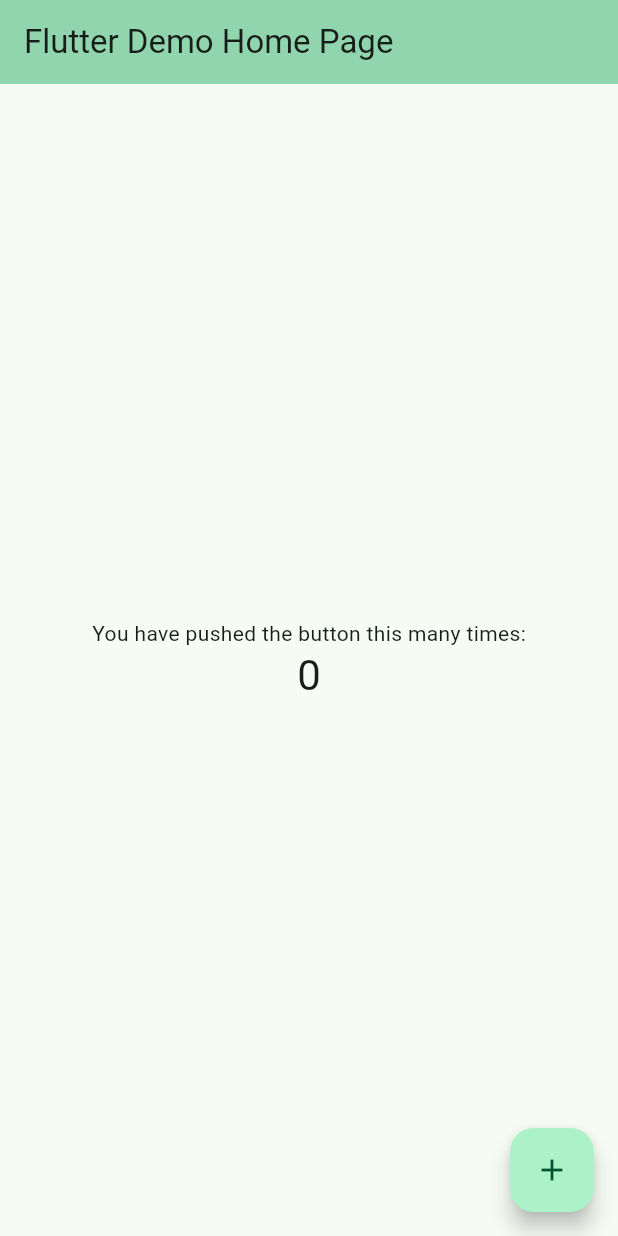
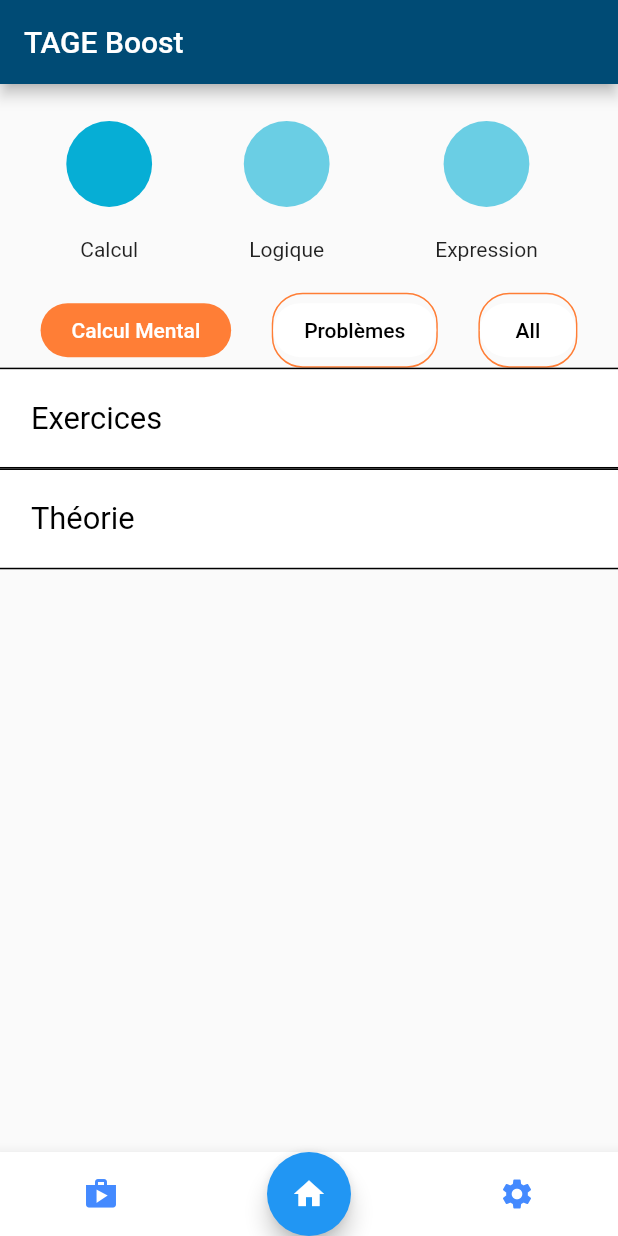
Before and after one commit to gbertin12/tage_boost, a Flutter app: the screen it shows after launch, on a phone screen of 412 x 824 dp. Run offline on Flutter 3.47's test engine with Material 2 defaults, Android fonts, the light colour scheme and no system bars.

Commit message:
make home page

```diff
--- a/lib/main.dart
+++ b/lib/main.dart
@@ -1,125 +1,55 @@
+
 import 'package:flutter/material.dart';
+import 'package:provider/provider.dart';
+import 'package:tage_boost/widgets/CustomBottomNavigationBar.dart';
+import 'package:tage_boost/themes/global.dart';
+import 'package:tage_boost/widgets/home/BodyHome.dart';
+import 'package:tage_boost/provider/CategorieProvider.dart';
+/// Flutter code sample for [Scaffold].
+//
 
 void main() {
-  runApp(const MyApp());
+    runApp(
+        ChangeNotifierProvider(
+            create: (context) => CategorieProvider(),
+            child : const App(),
+        )
+    );
 }
 
-class MyApp extends StatelessWidget {
-  const MyApp({super.key});
+class App extends StatelessWidget {
+  const App({super.key});
 
-  // This widget is the root of your application.
   @override
   Widget build(BuildContext context) {
-    return MaterialApp(
-      title: 'Flutter Demo',
-      theme: ThemeData(
-        // This is the theme of your application.
-        //
-        // TRY THIS: Try running your application with "flutter run". You'll see
-        // the application has a blue toolbar. Then, without quitting the app,
-        // try changing the seedColor in the colorScheme below to Colors.green
-        // and then invoke "hot reload" (save your changes or press the "hot
-        // reload" button in a Flutter-supported IDE, or press "r" if you used
-        // the command line to start the app).
-        //
-        // Notice that the counter didn't reset back to zero; the application
-        // state is not lost during the reload. To reset the state, use hot
-        // restart instead.
-        //
-        // This works for code too, not just values: Most code changes can be
-        // tested with just a hot reload.
-        colorScheme: ColorScheme.fromSeed(seedColor: Colors.greenAccent),
-        useMaterial3: true,
-      ),
-      home: const MyHomePage(title: 'Flutter Demo Home Page'),
+    return const MaterialApp(
+      home: ScaffoldApp(),
     );
   }
 }
 
-class MyHomePage extends StatefulWidget {
-  const MyHomePage({super.key, required this.title});
-
-  // This widget is the home page of your application. It is stateful, meaning
-  // that it has a State object (defined below) that contains fields that affect
-  // how it looks.
-
-  // This class is the configuration for the state. It holds the values (in this
-  // case the title) provided by the parent (in this case the App widget) and
-  // used by the build method of the State. Fields in a Widget subclass are
-  // always marked "final".
-
-  final String title;
+class ScaffoldApp extends StatefulWidget {
+  const ScaffoldApp({super.key});
 
   @override
-  State<MyHomePage> createState() => _MyHomePageState();
+  State<ScaffoldApp> createState() => _ScaffoldAppState();
 }
 
-class _MyHomePageState extends State<MyHomePage> {
-  int _counter = 0;
-
-  void _incrementCounter() {
-    setState(() {
-      // This call to setState tells the Flutter framework that something has
-      // changed in this State, which causes it to rerun the build method below
-      // so that the display can reflect the updated values. If we changed
-      // _counter without calling setState(), then the build method would not be
-      // called again, and so nothing would appear to happen.
-      _counter++;
-    });
-  }
+class _ScaffoldAppState extends State<ScaffoldApp> {
 
   @override
   Widget build(BuildContext context) {
-    // This method is rerun every time setState is called, for instance as done
-    // by the _incrementCounter method above.
-    //
-    // The Flutter framework has been optimized to make rerunning build methods
-    // fast, so that you can just rebuild anything that needs updating rather
-    // than having to individually change instances of widgets.
     return Scaffold(
       appBar: AppBar(
-        // TRY THIS: Try changing the color here to a specific color (to
-        // Colors.amber, perhaps?) and trigger a hot reload to see the AppBar
-        // change color while the other colors stay the same.
-        backgroundColor: Theme.of(context).colorScheme.inversePrimary,
-        // Here we take the value from the MyHomePage object that was created by
-        // the App.build method, and use it to set our appbar title.
-        title: Text(widget.title),
+        backgroundColor: PrimaryColor,
+        title: const Text('TAGE Boost'),
       ),
-      body: Center(
-        // Center is a layout widget. It takes a single child and positions it
-        // in the middle of the parent.
-        child: Column(
-          // Column is also a layout widget. It takes a list of children and
-          // arranges them vertically. By default, it sizes itself to fit its
-          // children horizontally, and tries to be as tall as its parent.
-          //
-          // Column has various properties to control how it sizes itself and
-          // how it positions its children. Here we use mainAxisAlignment to
-          // center the children vertically; the main axis here is the vertical
-          // axis because Columns are vertical (the cross axis would be
-          // horizontal).
-          //
-          // TRY THIS: Invoke "debug painting" (choose the "Toggle Debug Paint"
-          // action in the IDE, or press "p" in the console), to see the
-          // wireframe for each widget.
-          mainAxisAlignment: MainAxisAlignment.center,
-          children: <Widget>[
-            const Text(
-              'You have pushed the button this many times:',
-            ),
-            Text(
-              '$_counter',
-              style: Theme.of(context).textTheme.headlineMedium,
-            ),
-          ],
-        ),
+
+      body: Padding (
+            padding: EdgeInsets.only(top: MediaQuery.of(context).size.height *0.03),
+            child : BodyHome(),
       ),
-      floatingActionButton: FloatingActionButton(
-        onPressed: _incrementCounter,
-        tooltip: 'Increment',
-        child: const Icon(Icons.add),
-      ), // This trailing comma makes auto-formatting nicer for build methods.
+      bottomNavigationBar: CustomBottomNavigationBar(),
     );
   }
 }
--- /dev/null
+++ b/lib/provider/CategorieProvider.dart
@@ -0,0 +1,20 @@
+import 'package:flutter/material.dart';
+
+class CategorieProvider with ChangeNotifier {
+    int _mainCategorie = 0;
+    int _subCategorie = 0;
+
+    int get mainCategorie => _mainCategorie;
+    int get subCategorie => _subCategorie;
+
+    void setMainCategorie(int value) {
+        _mainCategorie = value;
+        notifyListeners();
+    }
+
+    void setSubCategorie(int value) {
+        _subCategorie = value;
+        notifyListeners();
+    }
+
+}
--- /dev/null
+++ b/lib/themes/global.dart
@@ -0,0 +1,20 @@
+import 'package:flutter/material.dart';
+
+const PrimaryColor = const Color(0xFF004B75);
+const PrimaryColorLight = const Color(0xFFf05545);
+const PrimaryColorDark = const Color(0xFF7f0000);
+
+const SecondaryColor = const Color(0xFFFF7E36);
+const SecondaryColorLight = const Color(0xFFe5ffff);
+const SecondaryColorDark = const Color(0xFF82ada9);
+
+const MainCategorieColor = const Color(0xFF06AED5);
+const MainCategorieColorLight = Color.fromARGB(151, 6, 175, 213);
+const TertiaryColorDark = const Color(0xFFc79a00);
+
+const Background = const Color(0xFFfffdf7);
+const TextColor = const Color(0xFFffffff);
+
+const calculIndex = 0;
+const logiqueIndex = 1;
+const expressionIndex = 2;
--- /dev/null
+++ b/lib/widgets/CustomBottomNavigationBar.dart
@@ -0,0 +1,49 @@
+import 'package:flutter/material.dart';
+import 'package:tage_boost/screens/shopScreen.dart';
+import 'package:tage_boost/screens/settingsScreen.dart';
+import 'package:tage_boost/main.dart';
+
+class CustomBottomNavigationBar extends StatelessWidget {
+  CustomBottomNavigationBar();
+
+  @override
+  Widget build(BuildContext context) {
+    return BottomAppBar(
+          shape: const CircularNotchedRectangle(),
+          child: Row(
+            mainAxisAlignment: MainAxisAlignment.spaceAround,
+            children: [
+              IconButton(
+                icon: const Icon(Icons.shop),
+                color: Colors.blueAccent,
+                onPressed: () {
+                  Navigator.push(
+                		context,
+                    	MaterialPageRoute(builder: (context) => const ShopScreen()),
+                	);
+                },
+              ),
+              FloatingActionButton(
+				child: const Icon(Icons.home),
+                onPressed: () => {
+                  Navigator.push(
+                        context,
+                        MaterialPageRoute(builder: (context) => const App()),
+                    ),
+                },
+              ),
+              IconButton(
+                icon: const Icon(Icons.settings),
+                color: Colors.blueAccent,
+                onPressed: () => {
+                    Navigator.push(
+                        context,
+                        MaterialPageRoute(builder: (context) => const SettingsScreen()),
+                    ),
+                },
+              ),
+            ],
+        ),
+        );
+    }
+}
--- /dev/null
+++ b/lib/widgets/home/BodyHome.dart
@@ -0,0 +1,49 @@
+import 'package:flutter/material.dart';
+import 'package:tage_boost/widgets/home/ChooseCategories.dart';
+import 'package:tage_boost/widgets/home/HomeTitle.dart';
+import 'package:provider/provider.dart';
+import 'package:tage_boost/provider/CategorieProvider.dart';
+import 'package:tage_boost/themes/global.dart';
+import 'package:tage_boost/widgets/home/HorizontalScrollCalculCategories.dart';
+import 'package:tage_boost/widgets/home/HorizontalScrollLogiqueCategories.dart';
+import 'package:tage_boost/widgets/home/HorizontalScrollExpressionCategories.dart';
+
+class MakeBodyHome extends StatefulWidget {
+  const MakeBodyHome({Key? key}) : super(key: key);
+  @override
+  _BodyHomeState createState() => _BodyHomeState();
+}
+
+class _BodyHomeState extends State<MakeBodyHome> {
+
+  @override
+  Widget build(BuildContext context) {
+    final categorieProvider = Provider.of<CategorieProvider>(context);
+    return Column(
+            crossAxisAlignment: CrossAxisAlignment.start,
+
+            children: [
+                ChooseCategories(),
+                if (categorieProvider.mainCategorie == calculIndex)
+                    HorizontalScrollCalculCategories(),
+                if (categorieProvider.mainCategorie == logiqueIndex)
+                    HorizontalScrollLogiqueCategories(),
+                if (categorieProvider.mainCategorie == expressionIndex)
+                    HorizontalScrollExpressionCategories(),
+                const HomeTitle(contentText: "Exercices"),
+                const HomeTitle(contentText: "Théorie"),
+            ]);
+    }
+}
+
+class BodyHome extends StatelessWidget {
+  const BodyHome({Key? key}) : super(key: key);
+  @override
+  Widget build(BuildContext context) {
+    return Scaffold(
+      body: Center(
+        child: MakeBodyHome(),
+      ),
+    );
+  }
+}
--- /dev/null
+++ b/lib/widgets/home/ChooseCategories.dart
@@ -0,0 +1,57 @@
+import 'package:flutter/material.dart';
+import 'package:tage_boost/provider/CategorieProvider.dart';
+import 'package:provider/provider.dart';
+import 'package:tage_boost/themes/global.dart';
+
+class CustomButtonCategorie extends StatelessWidget {
+    final int id;
+    final String text;
+
+    CustomButtonCategorie({required this.id, required this.text});
+    @override
+    Widget build(BuildContext context) {
+    final categorieProvider = Provider.of<CategorieProvider>(context);
+    double padding = MediaQuery.of(context).size.width * 0.05;
+        return Column(
+            mainAxisAlignment: MainAxisAlignment.center,
+            children: [
+                TextButton(
+                    onPressed: () {
+                        categorieProvider.setMainCategorie(id);
+                        categorieProvider.setSubCategorie(0);
+                    },
+                    style: TextButton.styleFrom(
+                        shape: CircleBorder(),
+                        padding: EdgeInsets.all(padding),
+                        backgroundColor: (categorieProvider.mainCategorie == id) ? MainCategorieColor :  MainCategorieColorLight,
+                    ),
+                    child: const Text(""),
+                ),
+                Padding(
+                    padding: EdgeInsets.all(padding),
+                    child : Text(text)
+                ),
+            ],
+        );
+    }
+}
+
+
+class ChooseCategories extends StatelessWidget {
+  ChooseCategories();
+
+  @override
+  Widget build(BuildContext context) {
+
+    final categorieProvider = Provider.of<CategorieProvider>(context);
+    double padding = MediaQuery.of(context).size.width * 0.05;
+
+    return Row (
+        mainAxisAlignment: MainAxisAlignment.spaceEvenly,
+        children: [
+            CustomButtonCategorie(id: 0, text: "Calcul"),
+            CustomButtonCategorie(id: 1, text: "Logique"),
+            CustomButtonCategorie(id: 2, text: "Expression")
+        ]);
+    }
+}
--- /dev/null
+++ b/lib/widgets/home/CustomTextButton.dart
@@ -0,0 +1,57 @@
+import 'package:flutter/material.dart';
+import 'package:tage_boost/provider/CategorieProvider.dart';
+import 'package:provider/provider.dart';
+import 'package:tage_boost/themes/global.dart';
+
+
+
+class CustomTextButton extends StatelessWidget {
+  final int id;
+  final String text;
+
+  CustomTextButton({required this.id, required this.text});
+
+  @override
+  Widget build(BuildContext context) {
+    final categorieProvider = Provider.of<CategorieProvider>(context);
+    double padding = MediaQuery.of(context).size.width * 0.05;
+
+    return Container(
+      decoration: BoxDecoration(
+        borderRadius: BorderRadius.circular(padding),
+        border: (categorieProvider.subCategorie != id)
+            ? Border.all(
+                color: SecondaryColor,
+                width: 1.0,
+              )
+            : null,
+      ),
+      child: TextButton(
+        onPressed: () {
+          categorieProvider.setSubCategorie(id);
+        },
+        style: TextButton.styleFrom(
+          padding: EdgeInsets.only(
+            left: padding,
+            right: padding,
+            top: padding / 2.5,
+            bottom: padding / 2.5),
+          backgroundColor: (categorieProvider.subCategorie == id)
+              ? SecondaryColor
+              : Colors.white,
+          shape: RoundedRectangleBorder(
+            borderRadius: BorderRadius.circular(padding),
+          ),
+        ),
+        child: Text(
+          text,
+          style: TextStyle(
+            color: (categorieProvider.subCategorie == id)
+                ? Colors.white
+                : Colors.black,
+          ),
+        ),
+      ),
+    );
+  }
+}
--- /dev/null
+++ b/lib/widgets/home/HomeTitle.dart
@@ -0,0 +1,35 @@
+import 'package:flutter/material.dart';
+import 'package:tage_boost/themes/global.dart';
+
+
+class HomeTitle extends StatelessWidget {
+    final String contentText;
+
+    const HomeTitle({required this.contentText});
+
+    @override
+    Widget build(BuildContext context) {
+    double padding = MediaQuery.of(context).size.width * 0.05;
+      return Container(
+            width: double.infinity, // Remplit la largeur de l'écran
+            padding: EdgeInsets.symmetric(vertical: padding),
+            decoration: const BoxDecoration(
+                color: Color(0xFFFFFFFF),
+                border : BorderDirectional(
+                    bottom: BorderSide(color: Colors.black, width: 1),
+                    top: BorderSide(color: Colors.black, width: 1),
+                )
+            ),
+            child: Padding(
+                //padding à gauche
+                padding: EdgeInsets.only(left: padding),
+                child : Text(contentText,
+                    style: TextStyle(
+                        fontSize: padding,
+                        color: Color(0xFF000000),
+                    ),
+                ),
+            ),
+        );
+    }
+}
--- /dev/null
+++ b/lib/widgets/home/HorizontalScrollCalculCategories.dart
@@ -0,0 +1,18 @@
+import 'package:flutter/material.dart';
+import 'package:tage_boost/widgets/home/CustomTextButton.dart';
+
+class HorizontalScrollCalculCategories extends StatelessWidget {
+  HorizontalScrollCalculCategories();
+
+  @override
+  Widget build(BuildContext context) {
+    return Row (
+        mainAxisAlignment: MainAxisAlignment.spaceEvenly,
+        children: [
+                CustomTextButton(id: 0, text: "Calcul Mental"),
+                CustomTextButton(id: 1, text: "Problèmes"),
+                CustomTextButton(id: 2, text: "All"),
+            ],
+        );
+    }
+}
--- a/pubspec.yaml
+++ b/pubspec.yaml
@@ -30,6 +30,7 @@
 dependencies:
   flutter:
     sdk: flutter
+  provider: ^5.0.0
 
 
   # The following adds the Cupertino Icons font to your application.
```
Also changed, not shown: lib/screens/settingsScreen.dart (added, +22 -0 lines), lib/screens/shopScreen.dart (added, +22 -0 lines), lib/test.dart (added, +44 -0 lines), lib/widgets/games/calcul/multiplication.dart (added, +109 -0 lines), lib/widgets/home/HorizontalScrollExpressionCategories.dart (added, +16 -0 lines), lib/widgets/home/HorizontalScrollLogiqueCategories.dart (added, +16 -0 lines), pubspec.lock, 1 other file.
